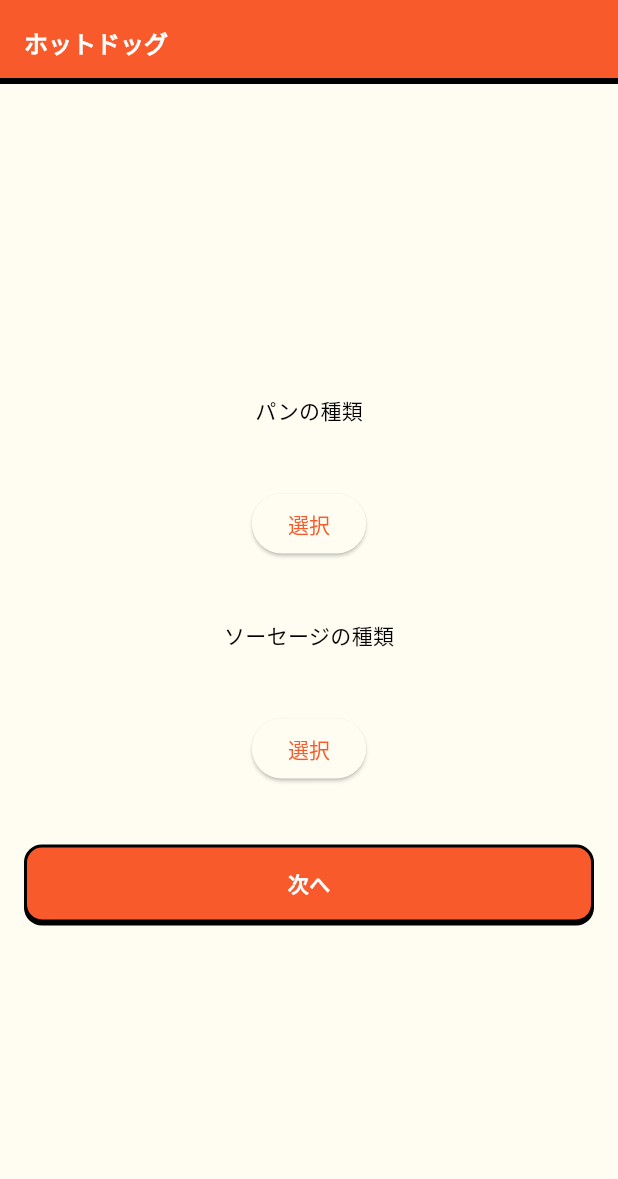
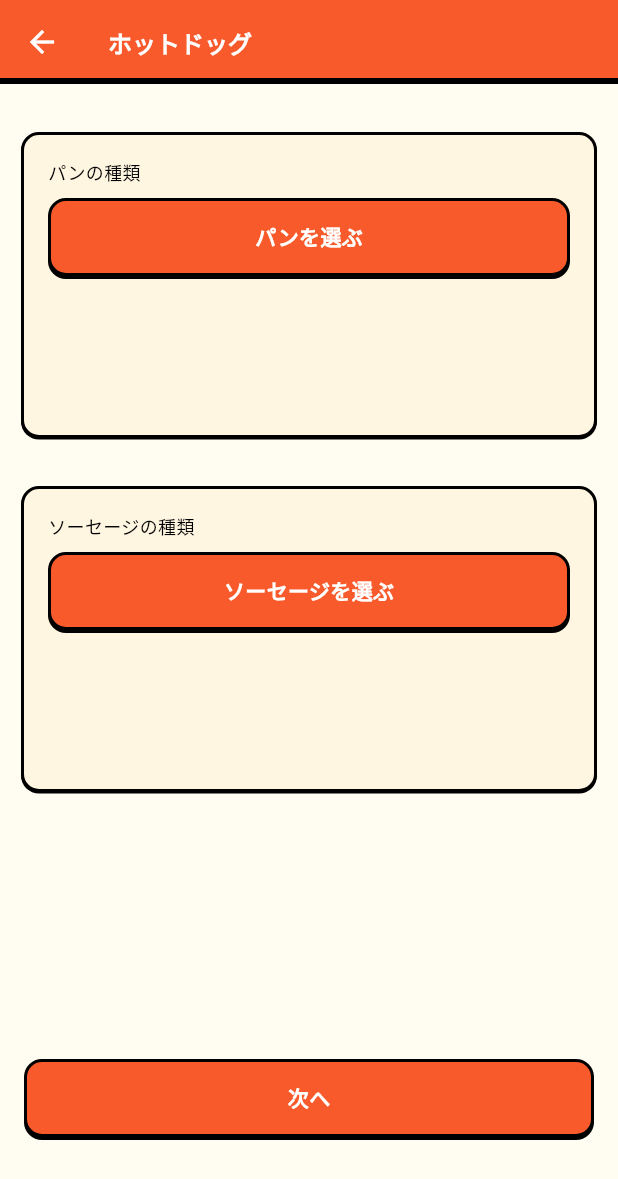
Before and after one commit to OriginMaster2024/origin_master_2024_flutter, a Flutter app: the HotDogSelectPage screen opened directly, on a phone screen of 412 x 824 dp. Shown: the top 1179 px of the screen. Run offline on Flutter 3.47's test engine with Material 3 defaults, Android fonts, the light colour scheme and no system bars; our stand-ins replace audioplayers, flutter_hooks, flutter_svg, gap, google_fonts, hooks_riverpod and 2 more.

Commit message:
Update ingredient cards

```diff
--- a/lib/page/hot_dog_select_page.dart
+++ b/lib/page/hot_dog_select_page.dart
@@ -3,10 +3,13 @@ import 'dart:math';
 
 import 'package:flutter/material.dart';
 import 'package:flutter_hooks/flutter_hooks.dart';
+import 'package:gap/gap.dart';
 import 'package:origin_master_2024_flutter/constants/device_size.dart';
 import 'package:origin_master_2024_flutter/gen/assets.gen.dart';
 import 'package:origin_master_2024_flutter/page/situation_page.dart';
+import 'package:origin_master_2024_flutter/theme/app_text_style.dart';
 import 'package:origin_master_2024_flutter/widgets/action_button.dart';
+import 'package:origin_master_2024_flutter/widgets/three_dimensional_container.dart';
 
 class HotDogSelectPage extends HookWidget {
   const HotDogSelectPage({super.key});
@@ -19,14 +22,16 @@ class HotDogSelectPage extends HookWidget {
       child: Scaffold(
         appBar: AppBar(
           title: const Text('ホットドッグ'),
-          automaticallyImplyLeading: false,
         ),
         body: Center(
           child: Column(
-            mainAxisAlignment: MainAxisAlignment.center,
+            mainAxisAlignment: MainAxisAlignment.start,
             children: [
+              const Gap(32),
               const IngredientCard(type: 'パン', options: Bread.values),
+              const Gap(32),
               const IngredientCard(type: 'ソーセージ', options: Sausage.values),
+              const Spacer(),
               SizedBox(
                 width: DeviceSize.width - 32,
                 child: ActionButton(
@@ -40,6 +45,7 @@ class HotDogSelectPage extends HookWidget {
                   title: "次へ",
                 ),
               ),
+              const Gap(64),
             ],
           ),
         ),
@@ -54,35 +60,69 @@ class IngredientCard extends HookWidget {
   final String type;
   final List<Ingredient> options;
 
+  Row buildIngredientInfoWidget(Ingredient ingredient) {
+    return Row(
+      crossAxisAlignment: CrossAxisAlignment.start,
+      mainAxisAlignment: MainAxisAlignment.spaceBetween,
+      children: [
+        Expanded(
+          child: Column(
+            crossAxisAlignment: CrossAxisAlignment.start,
+            children: [
+              Text(
+                ingredient.name,
+                style: AppTextStyle.bold(color: Colors.black, fontSize: 26),
+              ),
+              Text(
+                ingredient.description,
+                style: AppTextStyle.medium(color: Colors.black, fontSize: 12),
+              ),
+            ],
+          ),
+        ),
+        SizedBox(width: 100, child: ingredient.image.svg(height: 140)),
+      ],
+    );
+  }
+
   @override
   Widget build(BuildContext context) {
     final selected = useState<Ingredient?>(null);
     Timer? timer;
 
     void startSelecting() {
-      timer = Timer.periodic(const Duration(milliseconds: 100), (timer) {
+      timer = Timer.periodic(const Duration(milliseconds: 80), (timer) {
         selected.value = options[Random().nextInt(options.length)];
       });
 
-      Future.delayed(const Duration(seconds: 1), () {
+      Future.delayed(const Duration(milliseconds: 1500), () {
         timer?.cancel();
       });
     }
 
-    return SizedBox(
-      width: 300,
-      height: 150,
-      child: Column(
-        children: [
-          Text('$typeの種類'),
-          Text(selected.value?.name ?? ''),
-          Text(selected.value?.description ?? ''),
-          if (selected.value == null)
-            ElevatedButton(
-              onPressed: startSelecting,
-              child: const Text('選択'),
-            ),
-        ],
+    return ThreeDimensionalContainer(
+      child: SizedBox(
+        width: DeviceSize.width - 32,
+        height: 200,
+        child: Padding(
+          padding: const EdgeInsets.all(16),
+          child: Column(
+            crossAxisAlignment: CrossAxisAlignment.start,
+            children: [
+              Text(
+                '$typeの種類',
+                style: AppTextStyle.medium(color: Colors.black, fontSize: 12),
+              ),
+              const Gap(8),
+              selected.value != null
+                  ? buildIngredientInfoWidget(selected.value!)
+                  : ActionButton(
+                      onPressed: startSelecting,
+                      title: '$typeを選ぶ',
+                    ),
+            ],
+          ),
+        ),
       ),
     );
   }
```
